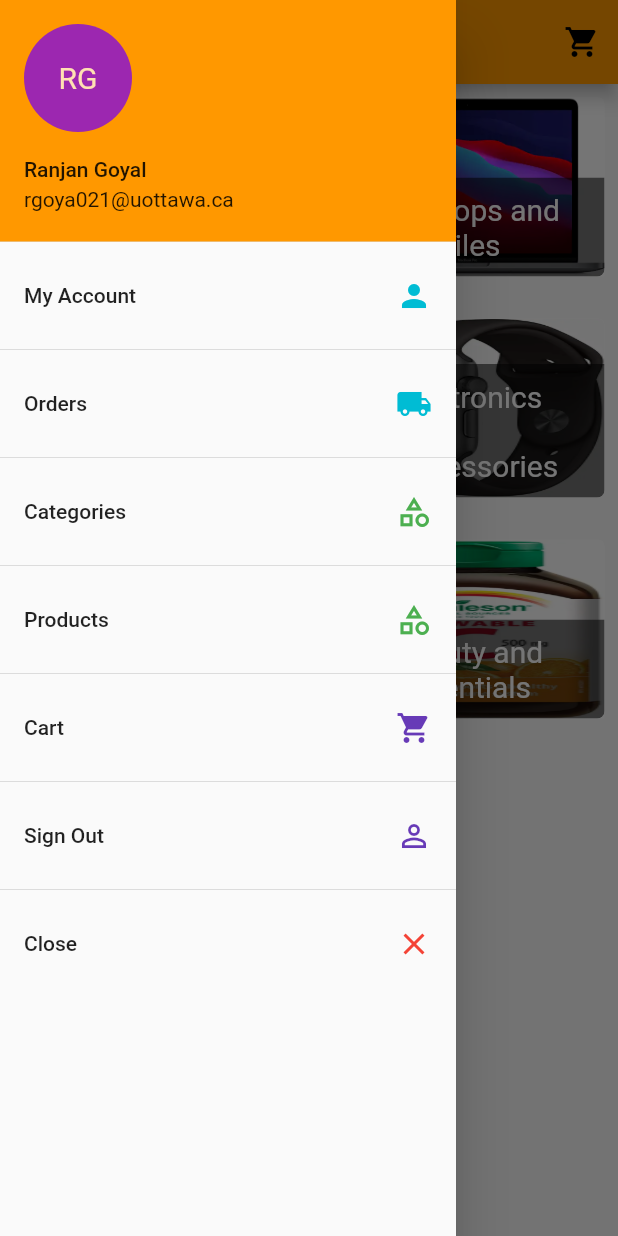
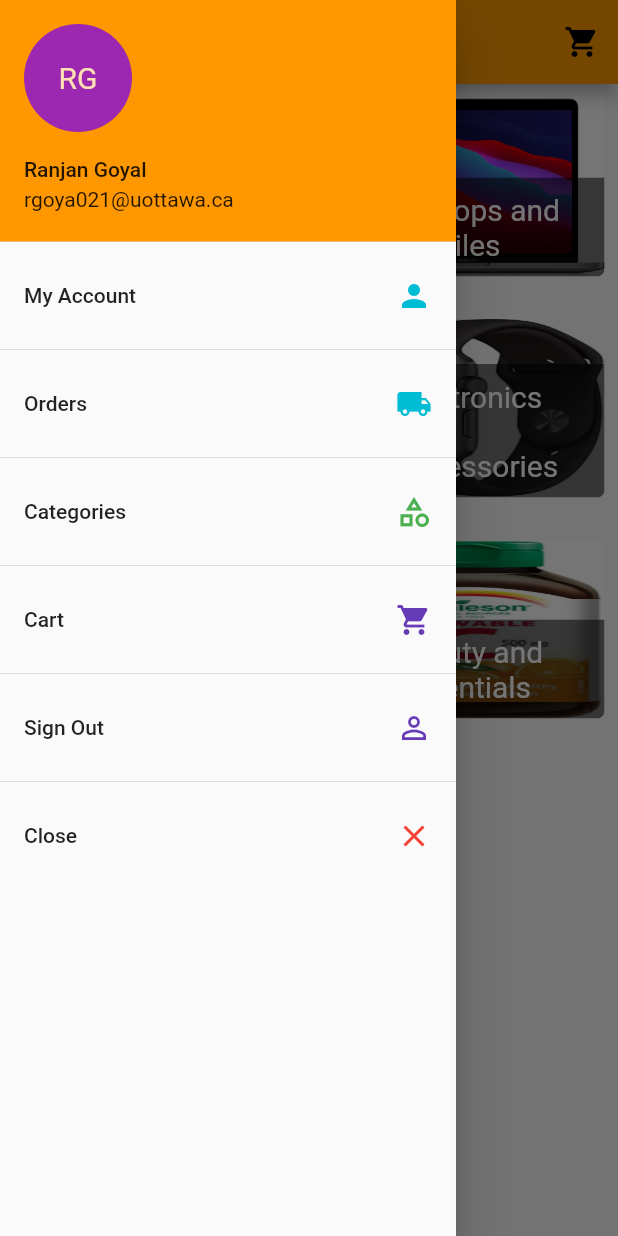
Before and after one commit to ranjan98/CSI5112ProjectG12, a Flutter app: the Categories screen opened by its route, with the side drawer open, on a phone screen of 412 x 824 dp. Run offline on Flutter 3.47's test engine with Material 2 defaults, Android fonts, the phone set to English and light mode, and no system bars; our stand-ins replace carousel_slider; network calls fail.

Commit message:
cosmetic changes

```diff
--- a/frontend/lib/screens/home/home.dart
+++ b/frontend/lib/screens/home/home.dart
@@ -18,6 +18,8 @@ class _HomeState extends State<Home> {
         title: const Text('Home'),
         elevation: 5,
         actions: [
+          //search
+          IconButton(onPressed: () {}, icon: const Icon(Icons.search)),
           // shopping cart
           IconButton(
               onPressed: () {
--- a/frontend/lib/screens/home/maindrawer.dart
+++ b/frontend/lib/screens/home/maindrawer.dart
@@ -52,12 +52,6 @@ class MainDrawer extends StatelessWidget {
             Navigator.of(context).pushNamed('/categories');
           }),
           const Divider(),
-          buildDrawerItem('Products', Icons.category_outlined, Colors.green,
-              () {
-            Navigator.of(context).pop();
-            Navigator.of(context).pushNamed('/products-overview');
-          }),
-          const Divider(),
           buildDrawerItem('Cart', Icons.shopping_cart, Colors.deepPurple, () {
             Navigator.of(context).pop();
             Navigator.of(context).pushNamed('/cart');
@@ -66,7 +60,7 @@ class MainDrawer extends StatelessWidget {
           buildDrawerItem('Sign Out', Icons.person_outline, Colors.deepPurple,
               () {
             Navigator.of(context).pop();
-            Navigator.of(context).pop();
+            Navigator.of(context).pop('/signin');
           }),
           const Divider(),
           // just pops up the drawer
```
